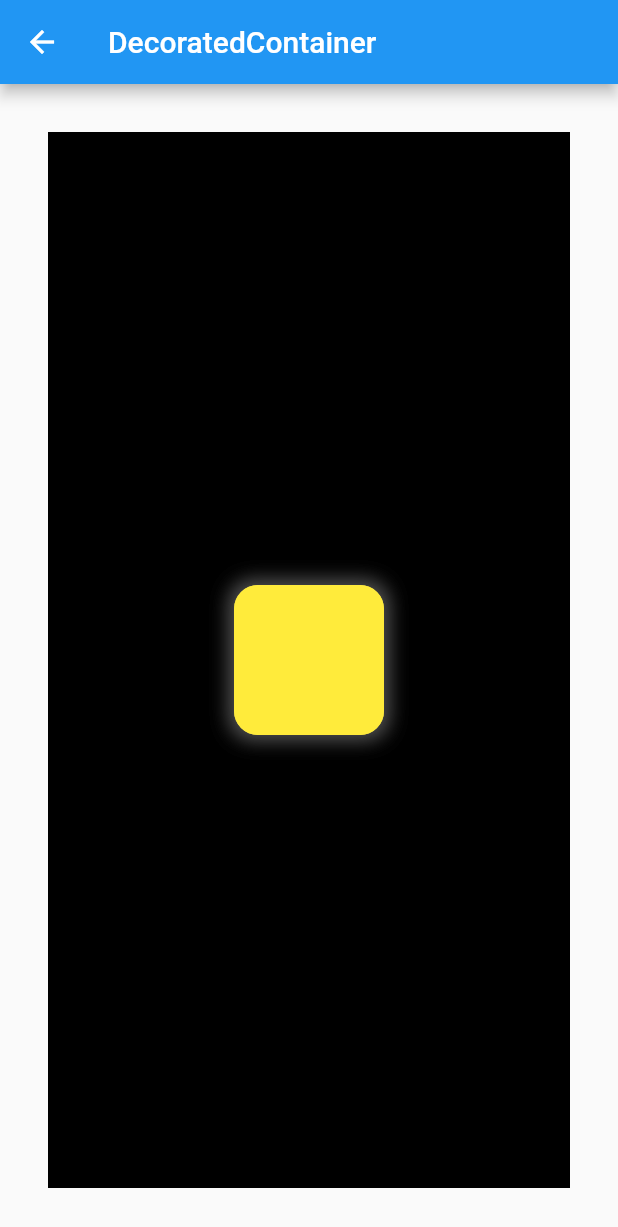
After one commit to navitel-dev/custom-widgets, a Flutter app: the screen it shows after launch, after a tap on "DecoratedContainer", on a phone screen of 412 x 824 dp. The commit adds this screen. Shown: the top 1227 px of the screen. Run offline on Flutter 3.47's test engine with Material 2 defaults, Android fonts, the phone set to English and light mode, and no system bars.

Commit message:
Add DecoratedContainer and DecoratedContainerDemo

```diff
--- /dev/null
+++ b/lib/container/decorated_container.dart
@@ -0,0 +1,221 @@
+import 'package:flutter/foundation.dart';
+import 'package:flutter/material.dart';
+import 'package:flutter/rendering.dart';
+
+class DecoratedBox extends SingleChildRenderObjectWidget {
+  const DecoratedBox({
+    super.key,
+    required this.decoration,
+    this.position = DecorationPosition.background,
+    super.child,
+  });
+
+  final Decoration decoration;
+
+  final DecorationPosition position;
+
+  @override
+  RenderDecoratedBox createRenderObject(BuildContext context) {
+    return RenderDecoratedBox(
+      decoration: decoration,
+      position: position,
+      configuration: createLocalImageConfiguration(context),
+    );
+  }
+
+  @override
+  void updateRenderObject(
+      BuildContext context, RenderDecoratedBox renderObject) {
+    renderObject
+      ..decoration = decoration
+      ..configuration = createLocalImageConfiguration(context)
+      ..position = position;
+  }
+
+  @override
+  void debugFillProperties(DiagnosticPropertiesBuilder properties) {
+    super.debugFillProperties(properties);
+    final String label;
+    switch (position) {
+      case DecorationPosition.background:
+        label = 'bg';
+        break;
+      case DecorationPosition.foreground:
+        label = 'fg';
+        break;
+    }
+    properties.add(EnumProperty<DecorationPosition>('position', position,
+        level: DiagnosticLevel.hidden));
+    properties.add(DiagnosticsProperty<Decoration>(label, decoration));
+  }
+}
+
+class DecoratedContainer extends StatelessWidget {
+  DecoratedContainer({
+    super.key,
+    this.alignment,
+    this.padding,
+    this.color,
+    this.foregroundDecoration,
+    double? width,
+    double? height,
+    BoxConstraints? constraints,
+    this.margin,
+    this.transform,
+    this.transformAlignment,
+    this.child,
+    this.clipBehavior = Clip.none,
+    this.decoration,
+  })  : assert(margin == null || margin.isNonNegative),
+        assert(padding == null || padding.isNonNegative),
+        assert(constraints == null || constraints.debugAssertIsValid()),
+        assert(clipBehavior == Clip.none),
+        constraints = (width != null || height != null)
+            ? constraints?.tighten(width: width, height: height) ??
+                BoxConstraints.tightFor(width: width, height: height)
+            : constraints;
+
+  final Widget? child;
+  final AlignmentGeometry? alignment;
+  final EdgeInsetsGeometry? padding;
+  final Color? color;
+  final Decoration? decoration;
+  final Decoration? foregroundDecoration;
+  final BoxConstraints? constraints;
+  final EdgeInsetsGeometry? margin;
+  final Matrix4? transform;
+  final AlignmentGeometry? transformAlignment;
+  final Clip clipBehavior;
+
+  EdgeInsetsGeometry? get _paddingIncludingDecoration {
+    if (decoration == null || decoration!.padding == null) {
+      return padding;
+    }
+    final EdgeInsetsGeometry? decorationPadding = decoration!.padding;
+    if (padding == null) {
+      return decorationPadding;
+    }
+    return padding!.add(decorationPadding!);
+  }
+
+  @override
+  Widget build(BuildContext context) {
+    Widget? current = child;
+
+    if (child == null && (constraints == null || !constraints!.isTight)) {
+      current = LimitedBox(
+        maxWidth: 0.0,
+        maxHeight: 0.0,
+        child: ConstrainedBox(constraints: const BoxConstraints.expand()),
+      );
+    } else if (alignment != null) {
+      current = Align(alignment: alignment!, child: current);
+    }
+
+    final EdgeInsetsGeometry? effectivePadding = _paddingIncludingDecoration;
+    if (effectivePadding != null) {
+      current = Padding(padding: effectivePadding, child: current);
+    }
+
+    final decoration = BoxDecoration(
+      borderRadius: const BorderRadius.only(
+          topLeft: Radius.circular(16),
+          topRight: Radius.circular(16),
+          bottomLeft: Radius.circular(16),
+          bottomRight: Radius.circular(16)),
+      boxShadow: [
+        BoxShadow(
+          color: Colors.grey.withOpacity(0.3),
+          spreadRadius: 3,
+          blurRadius: 10,
+          offset: const Offset(0, 0), // changes position of shadow
+        ),
+      ],
+      color: color,
+    );
+    current = DecoratedBox(decoration: decoration, child: current);
+
+    if (clipBehavior != Clip.none) {
+      current = ClipPath(
+        clipper: _DecorationClipper(
+          textDirection: Directionality.maybeOf(context),
+          decoration: decoration,
+        ),
+        clipBehavior: clipBehavior,
+        child: current,
+      );
+    }
+
+    current = DecoratedBox(decoration: decoration, child: current);
+
+    if (foregroundDecoration != null) {
+      current = DecoratedBox(
+        decoration: foregroundDecoration!,
+        position: DecorationPosition.foreground,
+        child: current,
+      );
+    }
+
+    if (constraints != null) {
+      current = ConstrainedBox(constraints: constraints!, child: current);
+    }
+
+    if (margin != null) {
+      current = Padding(padding: margin!, child: current);
+    }
+
+    if (transform != null) {
+      current = Transform(
+          transform: transform!, alignment: transformAlignment, child: current);
+    }
+
+    return current;
+  }
+
+  @override
+  void debugFillProperties(DiagnosticPropertiesBuilder properties) {
+    super.debugFillProperties(properties);
+    properties.add(DiagnosticsProperty<AlignmentGeometry>(
+        'alignment', alignment,
+        showName: false, defaultValue: null));
+    properties.add(DiagnosticsProperty<EdgeInsetsGeometry>('padding', padding,
+        defaultValue: null));
+    properties.add(DiagnosticsProperty<Clip>('clipBehavior', clipBehavior,
+        defaultValue: Clip.none));
+    if (color != null) {
+      properties.add(DiagnosticsProperty<Color>('bg', color));
+    } else {
+      properties.add(DiagnosticsProperty<Decoration>('bg', decoration,
+          defaultValue: null));
+    }
+    properties.add(DiagnosticsProperty<Decoration>('fg', foregroundDecoration,
+        defaultValue: null));
+    properties.add(DiagnosticsProperty<BoxConstraints>(
+        'constraints', constraints,
+        defaultValue: null));
+    properties.add(DiagnosticsProperty<EdgeInsetsGeometry>('margin', margin,
+        defaultValue: null));
+    properties.add(ObjectFlagProperty<Matrix4>.has('transform', transform));
+  }
+}
+
+class _DecorationClipper extends CustomClipper<Path> {
+  _DecorationClipper({
+    TextDirection? textDirection,
+    required this.decoration,
+  }) : textDirection = textDirection ?? TextDirection.ltr;
+
+  final TextDirection textDirection;
+  final Decoration decoration;
+
+  @override
+  Path getClip(Size size) {
+    return decoration.getClipPath(Offset.zero & size, textDirection);
+  }
+
+  @override
+  bool shouldReclip(_DecorationClipper oldClipper) {
+    return oldClipper.decoration != decoration ||
+        oldClipper.textDirection != textDirection;
+  }
+}
--- /dev/null
+++ b/lib/container/decorated_container_demo.dart
@@ -0,0 +1,31 @@
+import 'package:custom_widgets/container/decorated_container.dart';
+import 'package:flutter/material.dart';
+
+import 'package:custom_widgets/demo_widget.dart';
+
+class DecoratedContainerDemo extends DemoWidget {
+  const DecoratedContainerDemo({super.key});
+
+  @override
+  final title = 'DecoratedContainer';
+
+  @override
+  DemoWidgetState createState() => _DecoratedContainerDemoState();
+}
+
+class _DecoratedContainerDemoState extends DemoWidgetState {
+  @override
+  Widget buildContent() {
+    return Container(
+        width: 5000,
+        height: 5000,
+        color: Colors.black,
+        child: Center(
+          child: DecoratedContainer(
+            width: 100,
+            height: 100,
+            color: Colors.yellow,
+          ),
+        ));
+  }
+}
--- a/lib/main.dart
+++ b/lib/main.dart
@@ -1,3 +1,4 @@
+import 'package:custom_widgets/container/decorated_container_demo.dart';
 import 'package:custom_widgets/demo_widget.dart';
 import 'package:custom_widgets/ellipsized_text/ellipsized_text_demo.dart';
 import 'package:custom_widgets/child_size/child_size_demo.dart';
@@ -36,6 +37,7 @@ class HomePage extends StatelessWidget {
             _buildItem(context, const EllipsizedTextDemo()),
             _buildItem(context, const ChildSizeDemo()),
             _buildItem(context, const MaxChildColumnDemo()),
+            _buildItem(context, const DecoratedContainerDemo())
           ],
         ),
       ),
```
